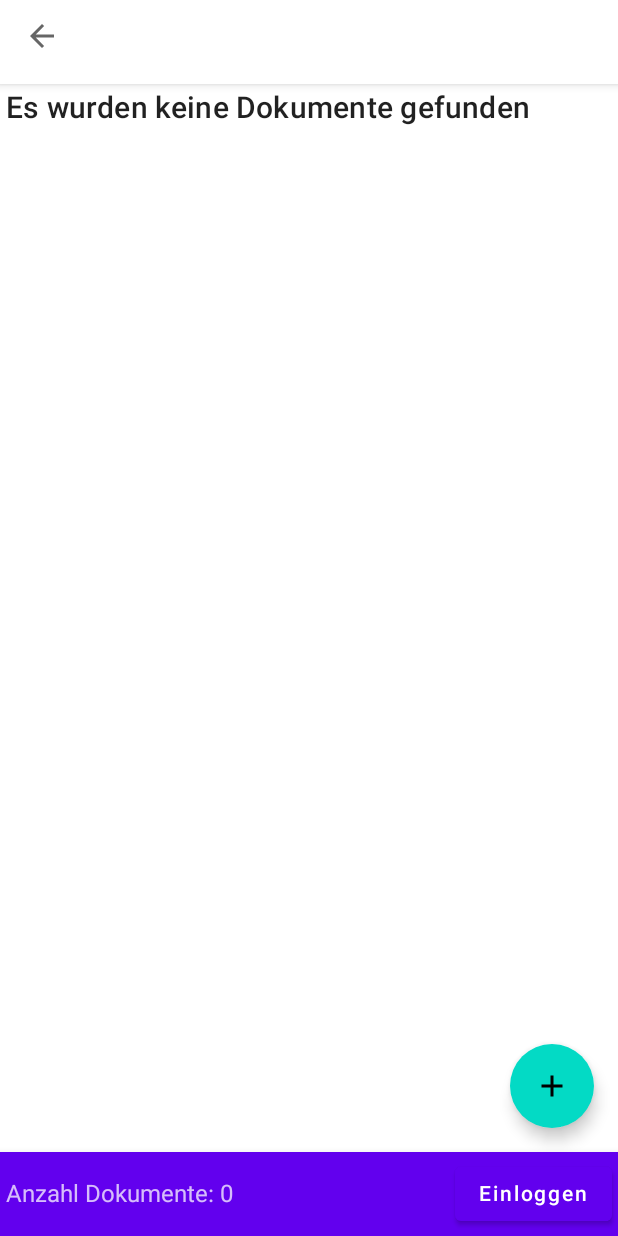
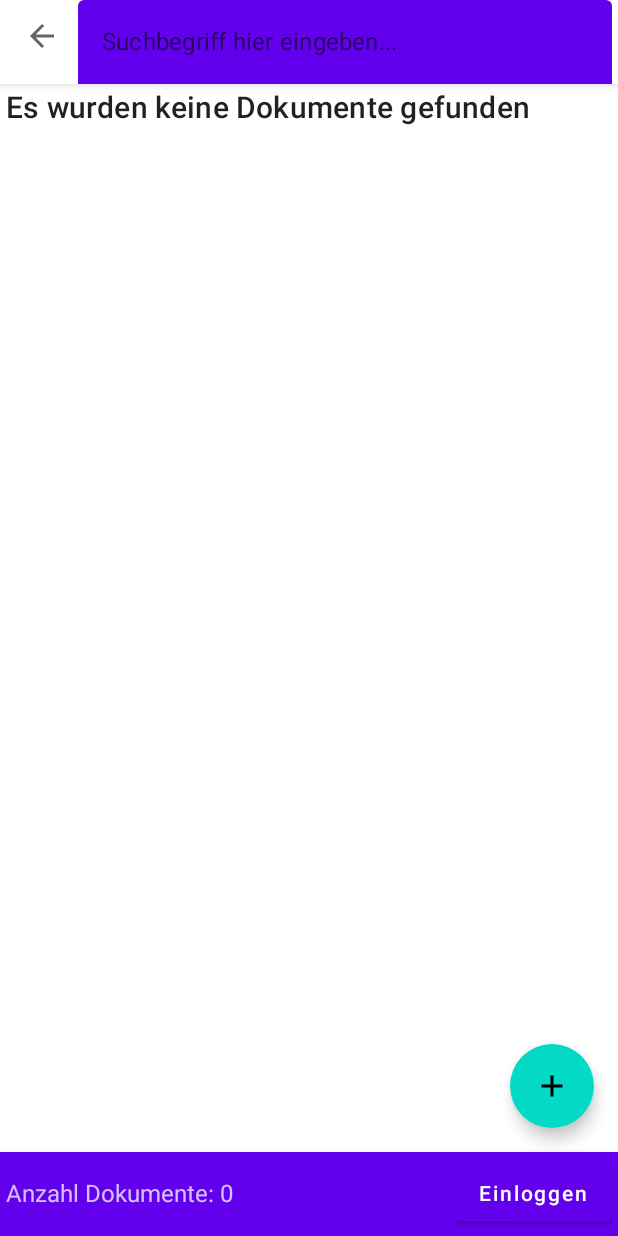
Before and after one commit to danielp0505/android-mobile-scanner, an Android app built with Jetpack Compose: the screen it shows after launch (MainActivity), after a tap on "Durchsuchen", on a phone screen of 412 x 824 dp. Run offline under Robolectric (Android 15) with nearby library versions, the phone set to English and light mode, and no system bars; our stand-ins replace Firebase (no records; nobody signed in at launch, a user with empty details on screens opened directly), Room's generated code; libraries missing offline, so code that uses them is left out: com.firebase.ui.

Commit message:
Improve Search

```diff
--- a/app/src/main/java/de/thm/ap/mobile_scanner/ui/screens/DocumentsListScreen.kt
+++ b/app/src/main/java/de/thm/ap/mobile_scanner/ui/screens/DocumentsListScreen.kt
@@ -13,16 +13,21 @@ import androidx.compose.foundation.lazy.LazyRow
 import androidx.compose.foundation.lazy.items
 import androidx.compose.foundation.lazy.rememberLazyListState
 import androidx.compose.foundation.shape.RoundedCornerShape
+import androidx.compose.foundation.text.KeyboardActions
+import androidx.compose.foundation.text.KeyboardOptions
 import androidx.compose.material.*
 import androidx.compose.material.icons.Icons
 import androidx.compose.material.icons.filled.*
 import androidx.compose.runtime.*
+import androidx.compose.ui.ExperimentalComposeUiApi
 import androidx.compose.ui.Modifier
 import androidx.compose.ui.focus.FocusRequester
 import androidx.compose.ui.focus.focusRequester
 import androidx.compose.ui.graphics.Color
 import androidx.compose.ui.platform.LocalContext
+import androidx.compose.ui.platform.LocalSoftwareKeyboardController
 import androidx.compose.ui.res.stringResource
+import androidx.compose.ui.text.input.ImeAction
 import androidx.compose.ui.text.style.TextOverflow
 import androidx.compose.ui.unit.dp
 import androidx.compose.ui.unit.sp
@@ -48,10 +53,6 @@ class DocumentsListViewModel(app: Application) : AndroidViewModel(app) {
 
     var searchString by mutableStateOf("")
 
-    /*
-    val documentsWithTags: LiveData<List<DocumentDAO.DocumentWithTags>> =
-        docDAO.findAllDocumentsWithTagsSync()
-    */
     var contextualMode by mutableStateOf(false)
     var selectedDocuments: MutableList<Document> = mutableStateListOf<Document>()
 
@@ -75,28 +76,6 @@ class DocumentsListViewModel(app: Application) : AndroidViewModel(app) {
             deleteDocument(document)
         }
         exitContextualMode()
-        /* Local deletion
-        viewModelScope.launch(Dispatchers.IO) {
-            docDAO.deleteDocumentList(selectedDocuments)
-            launch(Dispatchers.Main) {
-                exitContextualMode()
-            }
-
-        }
-         */
-    }
-
-    fun toggleWithSelection(document: Document) {
-        if (!contextualMode) {
-            contextualMode = true
-        }
-        if (selectedDocuments.removeIf { it.documentId == document.documentId }) {
-            if (selectedDocuments.size == 0) {
-                exitContextualMode()
-            }
-        } else {
-            selectedDocuments.add(document)
-        }
     }
 
     fun exitContextualMode() {
@@ -146,17 +125,19 @@ class DocumentsListViewModel(app: Application) : AndroidViewModel(app) {
     }
 }
 
+@OptIn(ExperimentalComposeUiApi::class)
 @Composable
-fun MyTopAppBar(
+fun DocumentListTopAppBar(
     openTagManagement: () -> Unit,
 ) {
+    val keyboardController = LocalSoftwareKeyboardController.current
     val vm: DocumentsListViewModel = viewModel()
     val focusRequester = remember { FocusRequester() }
     val context = LocalContext.current
     when {
         vm.contextualMode -> {
             TopAppBar(title = { Text(stringResource(id = R.string.app_name)) },
-                backgroundColor = MaterialTheme.colors.primaryVariant,
+                backgroundColor = MaterialTheme.colors.background,
                 navigationIcon = {
                     IconButton(onClick = { vm.exitContextualMode() }) {
                         Icon(
@@ -196,12 +177,18 @@ fun MyTopAppBar(
                         value = vm.searchString,
                         onValueChange = { vm.searchString = it },
                         colors = TextFieldDefaults.textFieldColors(
-                            backgroundColor = Color.White,
+                            backgroundColor = MaterialTheme.colors.primarySurface,
                             cursorColor = MaterialTheme.colors.onBackground,
+                            textColor = MaterialTheme.colors.onBackground,
                             focusedIndicatorColor = Color.Transparent,
                             disabledIndicatorColor = Color.Transparent,
                             unfocusedIndicatorColor = Color.Transparent,
-                        )
+                        ),
+                        placeholder = {Text(stringResource(id = R.string.search_placeholder))},
+                        keyboardOptions = KeyboardOptions(imeAction = ImeAction.Search),
+                        keyboardActions = KeyboardActions(onSearch = {
+                            keyboardController?.hide()
+                        })
                     )
                     LaunchedEffect(Unit) {
                         focusRequester.requestFocus()
@@ -251,7 +238,7 @@ fun DocumentsListScreen(
     }
     val documentsWithTags = vm.documents
 
-    Scaffold(topBar = { MyTopAppBar(openTagManagement) }, floatingActionButton = {
+    Scaffold(topBar = { DocumentListTopAppBar(openTagManagement) }, floatingActionButton = {
         AddDocumentButton({ addDocument() })
     }, bottomBar = {
         BottomAppBar(
@@ -285,7 +272,8 @@ fun DocumentsListScreen(
             val lazyListState = rememberLazyListState()
             LazyColumn(contentPadding = innerPadding, state = lazyListState) {
                 items(items = documentsWithTags.filter {
-                    it.matches(vm.searchString)
+                    it.matches(vm.searchString) ||
+                    it.document.title?.lowercase()?.contains(vm.searchString.lowercase()) == true
                 }, key = { it.document.documentId!! }) { documentWithTags ->
                     DocumentListItem(document = documentWithTags.document,
                         tags = documentWithTags.tags,
--- a/app/src/main/res/values/strings.xml
+++ b/app/src/main/res/values/strings.xml
@@ -30,4 +30,5 @@
     <string name="cancel">Abbrechen</string>
     <string name="new_tag">Neuer Tag</string>
     <string name="previous_name">Vorheriger Name</string>
+    <string name="search_placeholder">Suchbegriff hier eingeben...</string>
 </resources>
```
